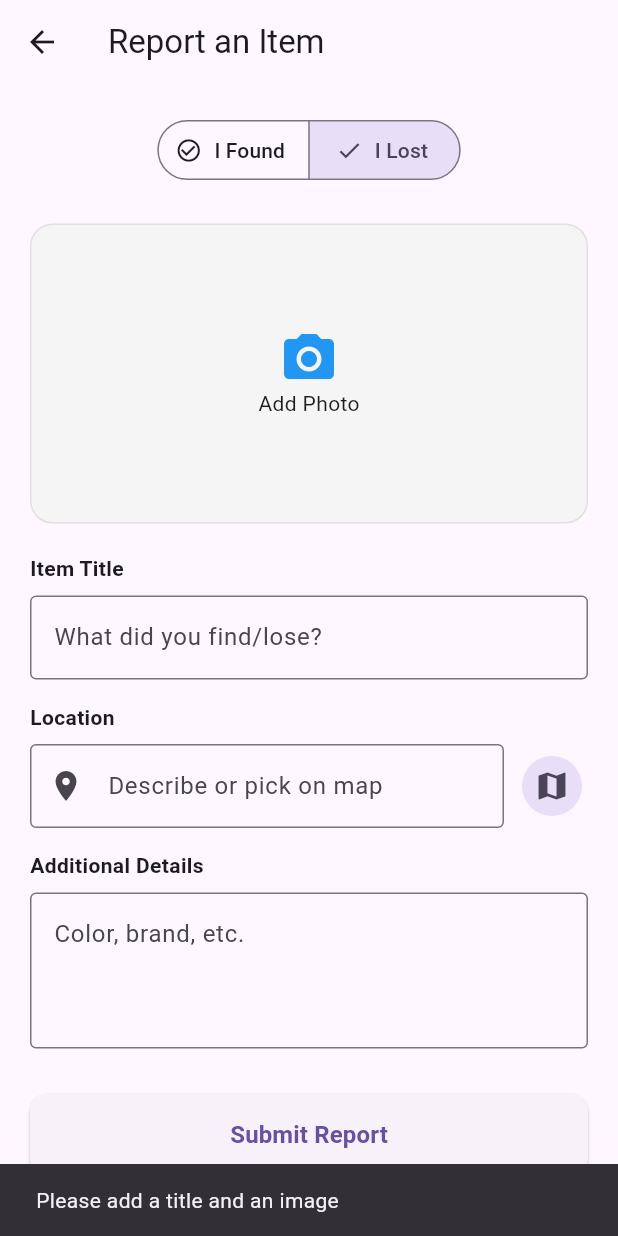
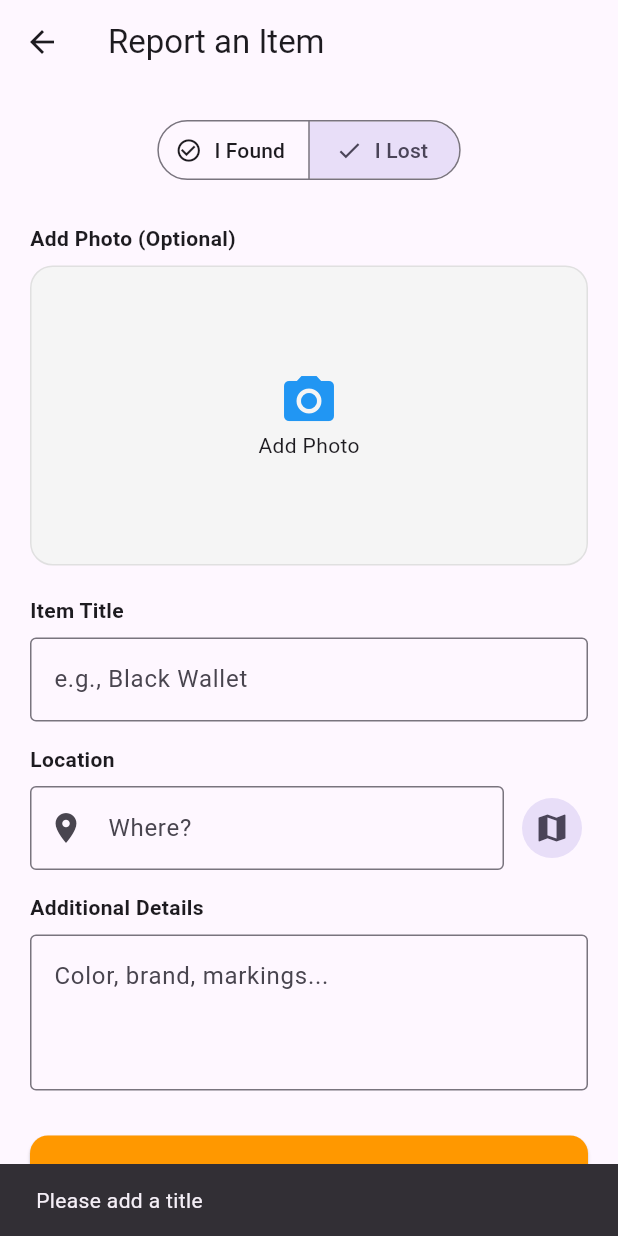
Before and after one commit to colkitycolk/lost_and_found_project, a Flutter app: the ReportScreen screen opened by its route, after a tap on "I Lost", after a tap on "Submit Report", on a phone screen of 412 x 824 dp. Run offline on Flutter 3.47's test engine with Material 3 defaults, Android fonts, the phone set to English and light mode, and no system bars; our stand-ins replace flutter_map, geolocator, image_picker, latlong2, share_plus, supabase_flutter; accounts and stored records are empty.

Commit message:
accepting no-image report for lost items

```diff
--- a/lib/models/item_model.dart
+++ b/lib/models/item_model.dart
@@ -2,47 +2,50 @@ class ItemModel {
   final String id;
   final String title;
   final String description;
-  final String imageUrl;
+  final String? imageUrl; // CHANGED: Made nullable
   final String type; // 'lost' or 'found'
   final String? locationName;
   final double? latitude;
   final double? longitude;
   final String userId;
   final String status;
-  final String? verificationQuestion; // NEW FIELD
+  final String? verificationQuestion;
 
   ItemModel({
     required this.id,
     required this.title,
     required this.description,
-    required this.imageUrl,
+    this.imageUrl, // CHANGED: No longer required
     required this.type,
     this.locationName,
     this.latitude,
     this.longitude,
     required this.userId,
     required this.status,
-    this.verificationQuestion, // NEW FIELD
+    this.verificationQuestion,
   });
 
   factory ItemModel.fromMap(Map<String, dynamic> map) {
     return ItemModel(
       id: map['id'].toString(),
-      title: map['title'] ?? '',
+      title: map['title'] ?? 'Untitled',
       description: map['description'] ?? '',
-      imageUrl: map['image_url'] ?? '',
+      // If image_url is null in DB, it becomes null in our app
+      imageUrl: map['image_url'],
       type: map['type'] ?? 'found',
       locationName: map['location_name'],
-      latitude: map['latitude']?.toDouble(),
-      longitude: map['longitude']?.toDouble(),
+      // Safe conversion for numeric types
+      latitude: (map['latitude'] as num?)?.toDouble(),
+      longitude: (map['longitude'] as num?)?.toDouble(),
       userId: map['user_id'] ?? '',
       status: map['status'] ?? 'active',
-      verificationQuestion: map['verification_question'], // NEW FIELD
+      verificationQuestion: map['verification_question'],
     );
   }
 
   Map<String, dynamic> toMap() {
     return {
+      'id': id, // Added ID for completeness
       'title': title,
       'description': description,
       'image_url': imageUrl,
@@ -52,7 +55,7 @@ class ItemModel {
       'longitude': longitude,
       'user_id': userId,
       'status': status,
-      'verification_question': verificationQuestion, // NEW FIELD
+      'verification_question': verificationQuestion,
     };
   }
 }
--- a/lib/views/report_screen.dart
+++ b/lib/views/report_screen.dart
@@ -21,7 +21,7 @@ class _ReportScreenState extends State<ReportScreen> {
   final _questionController = TextEditingController();
   final _service = SupabaseService();
 
-  String _itemType = 'found'; // Default to found
+  String _itemType = 'found';
   File? _selectedImage;
   bool _isUploading = false;
   bool _useVerification = false;
@@ -75,25 +75,32 @@ class _ReportScreenState extends State<ReportScreen> {
   }
 
   Future<void> _submitReport() async {
-    if (_titleController.text.isEmpty || _selectedImage == null) {
-      ScaffoldMessenger.of(context).showSnackBar(
-        const SnackBar(content: Text('Please add a title and an image')),
-      );
+    final title = _titleController.text.trim();
+
+    // 1. Title is always required
+    if (title.isEmpty) {
+      _showSnackBar('Please add a title');
+      return;
+    }
+
+    // 2. Image is required ONLY for 'found' items
+    if (_itemType == 'found' && _selectedImage == null) {
+      _showSnackBar('Please provide a photo for the found item');
       return;
     }
 
     setState(() => _isUploading = true);
 
     try {
-      // Logic: Only send verificationQuestion if the item is 'found'
       final String? finalQuestion = (_itemType == 'found' && _useVerification)
           ? _questionController.text.trim()
           : null;
 
+      // Call service - imageFile is now passed as nullable
       await _service.addItem(
-        title: _titleController.text.trim(),
+        title: title,
         description: _descController.text.trim(),
-        imageFile: _selectedImage!,
+        imageFile: _selectedImage,
         type: _itemType,
         locationName: _locationController.text.trim(),
         lat: _lat,
@@ -102,7 +109,7 @@ class _ReportScreenState extends State<ReportScreen> {
       );
 
       final matches = await _service.findMatches(
-        _titleController.text.trim(),
+        title,
         _itemType,
         _locationController.text.trim(),
       );
@@ -112,18 +119,18 @@ class _ReportScreenState extends State<ReportScreen> {
           _showMatchDialog(matches);
         } else {
           Navigator.pop(context, true);
-          ScaffoldMessenger.of(context).showSnackBar(
-            const SnackBar(content: Text('Reported successfully!')),
-          );
+          _showSnackBar('Reported successfully!');
         }
       }
     } catch (e) {
-      if (mounted) {
-        ScaffoldMessenger.of(context).showSnackBar(SnackBar(content: Text('Upload failed: $e')));
-      }
+      if (mounted) _showSnackBar('Upload failed: $e');
     } finally {
       if (mounted) setState(() => _isUploading = false);
     }
+  }
+
+  void _showSnackBar(String message) {
+    ScaffoldMessenger.of(context).showSnackBar(SnackBar(content: Text(message)));
   }
 
   void _showMatchDialog(List<ItemModel> matches) {
@@ -141,9 +148,26 @@ class _ReportScreenState extends State<ReportScreen> {
             itemBuilder: (context, index) {
               final match = matches[index];
               return ListTile(
-                leading: Image.network(match.imageUrl, width: 50, height: 50, fit: BoxFit.cover),
+                // Handle null images in the match list to prevent crashes
+                leading: ClipRRect(
+                  borderRadius: BorderRadius.circular(4),
+                  child: (match.imageUrl == null || match.imageUrl!.isEmpty)
+                    ? Container(
+                        width: 50,
+                        height: 50,
+                        color: Colors.grey[200],
+                        child: const Icon(Icons.image_not_supported, size: 20),
+                      )
+                    : Image.network(
+                        match.imageUrl!,
+                        width: 50,
+                        height: 50,
+                        fit: BoxFit.cover,
+                        errorBuilder: (c, e, s) => const Icon(Icons.broken_image),
+                      ),
+                ),
                 title: Text(match.title),
-                subtitle: Text(match.locationName ?? ""),
+                subtitle: Text(match.locationName ?? "No location set"),
                 onTap: () => Navigator.push(
                   context,
                   MaterialPageRoute(builder: (context) => DetailsScreen(item: match)),
@@ -167,6 +191,8 @@ class _ReportScreenState extends State<ReportScreen> {
 
   @override
   Widget build(BuildContext context) {
+    final bool isImageRequired = _itemType == 'found';
+
     return Scaffold(
       appBar: AppBar(title: const Text('Report an Item')),
       body: SafeArea(
@@ -185,7 +211,6 @@ class _ReportScreenState extends State<ReportScreen> {
                   onSelectionChanged: (newSelection) {
                     setState(() {
                       _itemType = newSelection.first;
-                      // Logic: If user switches to 'lost', disable verification toggle
                       if (_itemType == 'lost') {
                         _useVerification = false;
                         _questionController.clear();
@@ -196,7 +221,7 @@ class _ReportScreenState extends State<ReportScreen> {
               ),
               const SizedBox(height: 25),
 
-              // Image Picker UI
+              _buildLabel(isImageRequired ? "Add Photo (Required) *" : "Add Photo (Optional)"),
               GestureDetector(
                 onTap: _pickImage,
                 child: Container(
@@ -205,15 +230,23 @@ class _ReportScreenState extends State<ReportScreen> {
                   decoration: BoxDecoration(
                     color: Colors.grey[100],
                     borderRadius: BorderRadius.circular(15),
-                    border: Border.all(color: Colors.grey[300]!),
+                    border: Border.all(
+                      color: (isImageRequired && _selectedImage == null)
+                          ? Colors.redAccent
+                          : Colors.grey[300]!,
+                    ),
                   ),
                   child: _selectedImage != null
                       ? ClipRRect(borderRadius: BorderRadius.circular(15), child: Image.file(_selectedImage!, fit: BoxFit.cover))
-                      : const Column(
+                      : Column(
                           mainAxisAlignment: MainAxisAlignment.center,
                           children: [
-                            Icon(Icons.camera_alt, size: 40, color: Colors.blue),
-                            Text("Add Photo"),
+                            Icon(
+                              Icons.camera_alt,
+                              size: 40,
+                              color: isImageRequired ? Colors.redAccent : Colors.blue
+                            ),
+                            Text(isImageRequired ? "Photo Required" : "Add Photo"),
                           ],
                         ),
                 ),
@@ -223,7 +256,7 @@ class _ReportScreenState extends State<ReportScreen> {
               _buildLabel("Item Title"),
               TextField(
                 controller: _titleController,
-                decoration: const InputDecoration(border: OutlineInputBorder(), hintText: "What did you find/lose?"),
+                decoration: const InputDecoration(border: OutlineInputBorder(), hintText: "e.g., Black Wallet"),
               ),
               const SizedBox(height: 15),
 
@@ -234,7 +267,7 @@ class _ReportScreenState extends State<ReportScreen> {
                     child: TextField(
                       controller: _locationController,
                       decoration: const InputDecoration(
-                        hintText: 'Describe or pick on map',
+                        hintText: 'Where?',
                         prefixIcon: Icon(Icons.location_on),
                         border: OutlineInputBorder(),
                       ),
@@ -244,7 +277,6 @@ class _ReportScreenState extends State<ReportScreen> {
                   IconButton.filledTonal(
                     onPressed: _pickLocationOnMap,
                     icon: const Icon(Icons.map),
-                    tooltip: "Pick on Map",
                   ),
                 ],
               ),
@@ -254,17 +286,16 @@ class _ReportScreenState extends State<ReportScreen> {
               TextField(
                 controller: _descController,
                 maxLines: 3,
-                decoration: const InputDecoration(border: OutlineInputBorder(), hintText: "Color, brand, etc."),
+                decoration: const InputDecoration(border: OutlineInputBorder(), hintText: "Color, brand, markings..."),
               ),
 
-              // CONDITIONAL SECURITY SECTION
               if (_itemType == 'found') ...[
                 const SizedBox(height: 20),
                 const Divider(),
                 _buildLabel("Security Verification"),
                 SwitchListTile(
                   title: const Text("Ask a Question"),
-                  subtitle: const Text("Require claimants to prove ownership"),
+                  subtitle: const Text("Ownership verification for chat"),
                   value: _useVerification,
                   contentPadding: EdgeInsets.zero,
                   onChanged: (val) => setState(() => _useVerification = val),
@@ -273,8 +304,7 @@ class _ReportScreenState extends State<ReportScreen> {
                   TextField(
                     controller: _questionController,
                     decoration: const InputDecoration(
-                      labelText: "Verification Question",
-                      hintText: "e.g., What color is the phone case?",
+                      labelText: "Question",
                       border: OutlineInputBorder(),
                     ),
                   ),
@@ -288,14 +318,15 @@ class _ReportScreenState extends State<ReportScreen> {
                 child: ElevatedButton(
                   onPressed: _isUploading ? null : _submitReport,
                   style: ElevatedButton.styleFrom(
+                    backgroundColor: _itemType == 'found' ? Colors.blue : Colors.orange,
+                    foregroundColor: Colors.white,
                     shape: RoundedRectangleBorder(borderRadius: BorderRadius.circular(12)),
                   ),
                   child: _isUploading
-                      ? const CircularProgressIndicator()
+                      ? const CircularProgressIndicator(color: Colors.white)
                       : const Text("Submit Report", style: TextStyle(fontSize: 16, fontWeight: FontWeight.bold)),
                 ),
               ),
-              const SizedBox(height: 40),
             ],
           ),
         ),
```
Also changed, not shown: lib/services/supabase_service.dart (+19 -10 lines), lib/views/details_screen.dart (+30 -5 lines), lib/views/home_screen.dart (+65 -19 lines), lib/views/my_items_screen.dart (+27 -6 lines).
